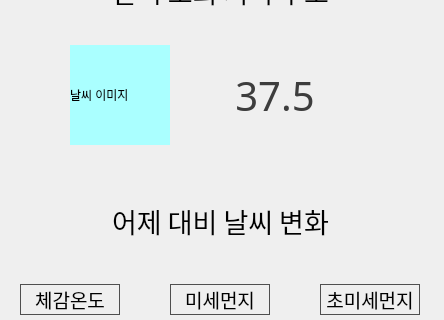
First picture: the form in UI/weather_app_UI.ui, repository dlsrks-437/python_231102_weatherapp, before the edit; both pictures show x 0 to 444 and y 155 to 475 of the 444 by 627 pixel window.
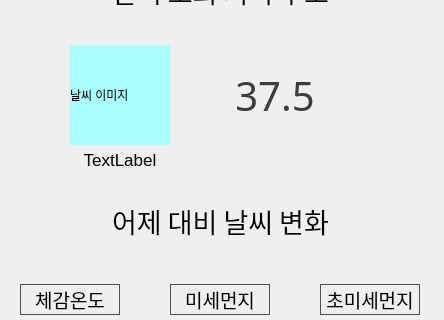
Second picture: the form after the edit.

Commit message: 날씨정보 출력 시스템 완성

Patch:
```diff
--- a/UI/weather_app_UI.ui
+++ b/UI/weather_app_UI.ui
@@ -292,6 +292,27 @@
     <set>Qt::AlignCenter</set>
    </property>
   </widget>
+  <widget class="QLabel" name="weather">
+   <property name="geometry">
+    <rect>
+     <x>70</x>
+     <y>300</y>
+     <width>100</width>
+     <height>30</height>
+    </rect>
+   </property>
+   <property name="font">
+    <font>
+     <pointsize>13</pointsize>
+    </font>
+   </property>
+   <property name="text">
+    <string>TextLabel</string>
+   </property>
+   <property name="alignment">
+    <set>Qt::AlignCenter</set>
+   </property>
+  </widget>
  </widget>
  <resources/>
  <connections/>
```
Left out of the diff: 2 changed lines with no effect on the pictures. The commit also changes 1 other file.
